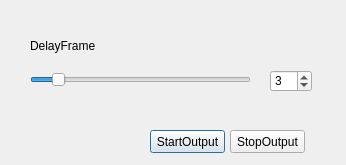
Old version of the form src/virtual-output/virtual_properties.ui in the repository CatxFish/obs-virtual-cam.
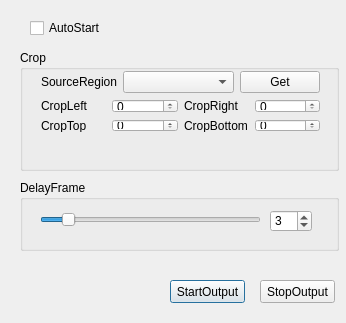
New version of the form.

Commit message: add crop feature

Patch:
```diff
--- a/src/virtual-output/virtual_properties.ui
+++ b/src/virtual-output/virtual_properties.ui
@@ -7,71 +7,17 @@
     <x>0</x>
     <y>0</y>
     <width>346</width>
-    <height>165</height>
+    <height>323</height>
    </rect>
   </property>
   <property name="windowTitle">
    <string>VirtualCam</string>
   </property>
-  <widget class="QSlider" name="horizontalSlider">
-   <property name="geometry">
-    <rect>
-     <x>30</x>
-     <y>70</y>
-     <width>221</width>
-     <height>20</height>
-    </rect>
-   </property>
-   <property name="minimum">
-    <number>0</number>
-   </property>
-   <property name="maximum">
-    <number>30</number>
-   </property>
-   <property name="value">
-    <number>3</number>
-   </property>
-   <property name="orientation">
-    <enum>Qt::Horizontal</enum>
-   </property>
-  </widget>
-  <widget class="QSpinBox" name="spinBox">
-   <property name="geometry">
-    <rect>
-     <x>270</x>
-     <y>70</y>
-     <width>42</width>
-     <height>22</height>
-    </rect>
-   </property>
-   <property name="minimum">
-    <number>0</number>
-   </property>
-   <property name="maximum">
-    <number>30</number>
-   </property>
-   <property name="value">
-    <number>3</number>
-   </property>
-  </widget>
-  <widget class="QLabel" name="label">
-   <property name="geometry">
-    <rect>
-     <x>30</x>
-     <y>30</y>
-     <width>101</width>
-     <height>31</height>
-    </rect>
-   </property>
-   <property name="text">
-    <string>DelayFrame</string>
-   </property>
-  </widget>
   <widget class="QPushButton" name="pushButtonStart">
    <property name="geometry">
     <rect>
-     <x>150</x>
-     <y>130</y>
+     <x>170</x>
+     <y>280</y>
      <width>75</width>
      <height>23</height>
     </rect>
@@ -83,8 +29,8 @@
   <widget class="QPushButton" name="pushButtonStop">
    <property name="geometry">
     <rect>
-     <x>230</x>
-     <y>130</y>
+     <x>260</x>
+     <y>280</y>
      <width>75</width>
      <height>23</height>
     </rect>
@@ -93,6 +39,226 @@
     <string>StopOutput</string>
    </property>
   </widget>
+  <widget class="QCheckBox" name="checkBox_auto">
+   <property name="geometry">
+    <rect>
+     <x>30</x>
+     <y>20</y>
+     <width>319</width>
+     <height>16</height>
+    </rect>
+   </property>
+   <property name="text">
+    <string>AutoStart</string>
+   </property>
+  </widget>
+  <widget class="QGroupBox" name="groupBox_crop">
+   <property name="geometry">
+    <rect>
+     <x>20</x>
+     <y>50</y>
+     <width>319</width>
+     <height>121</height>
+    </rect>
+   </property>
+   <property name="title">
+    <string>Crop</string>
+   </property>
+   <widget class="QWidget" name="layoutWidget">
+    <property name="geometry">
+     <rect>
+      <x>10</x>
+      <y>10</y>
+      <width>301</width>
+      <height>83</height>
+     </rect>
+    </property>
+    <layout class="QVBoxLayout" name="verticalLayout_6">
+     <item>
+      <layout class="QHBoxLayout" name="horizontalLayout_2">
+       <item>
+        <widget class="QLabel" name="label_source">
+         <property name="text">
+          <string>SourceRegion</string>
+         </property>
+        </widget>
+       </item>
+       <item>
+        <widget class="QComboBox" name="comboBox_source">
+         <property name="sizePolicy">
+          <sizepolicy hsizetype="Expanding" vsizetype="Fixed">
+           <horstretch>0</horstretch>
+           <verstretch>0</verstretch>
+          </sizepolicy>
+         </property>
+        </widget>
+       </item>
+       <item>
+        <widget class="QPushButton" name="pushButton_get_region">
+         <property name="text">
+          <string>Get</string>
+         </property>
+        </widget>
+       </item>
+      </layout>
+     </item>
+     <item>
+      <layout class="QHBoxLayout" name="horizontalLayout">
+       <item>
+        <layout class="QVBoxLayout" name="verticalLayout">
+         <item>
+          <widget class="QLabel" name="label_left">
+           <property name="text">
+            <string>CropLeft</string>
+           </property>
+          </widget>
+         </item>
+         <item>
+          <widget class="QLabel" name="label_5">
+           <property name="text">
+            <string>CropTop</string>
+           </property>
+          </widget>
+         </item>
+        </layout>
+       </item>
+       <item>
+        <layout class="QVBoxLayout" name="verticalLayout_2">
+         <item>
+          <widget class="QSpinBox" name="spinBox_left">
+           <property name="minimum">
+            <number>0</number>
+           </property>
+           <property name="maximum">
+            <number>1920</number>
+           </property>
+           <property name="value">
+            <number>0</number>
+           </property>
+          </widget>
+         </item>
+         <item>
+          <widget class="QSpinBox" name="spinBox_top">
+           <property name="minimum">
+            <number>0</number>
+           </property>
+           <property name="maximum">
+            <number>1080</number>
+           </property>
+           <property name="value">
+            <number>0</number>
+           </property>
+          </widget>
+         </item>
+        </layout>
+       </item>
+       <item>
+        <layout class="QVBoxLayout" name="verticalLayout_3">
+         <item>
+          <widget class="QLabel" name="label_right">
+           <property name="text">
+            <string>CropRight</string>
+           </property>
+          </widget>
+         </item>
+         <item>
+          <widget class="QLabel" name="label_bottom">
+           <property name="text">
+            <string>CropBottom</string>
+           </property>
+          </widget>
+         </item>
+        </layout>
+       </item>
+       <item>
+        <layout class="QVBoxLayout" name="verticalLayout_4">
+         <item>
+          <widget class="QSpinBox" name="spinBox_right">
+           <property name="minimum">
+            <number>0</number>
+           </property>
+           <property name="maximum">
+            <number>1920</number>
+           </property>
+           <property name="value">
+            <number>0</number>
+           </property>
+          </widget>
+         </item>
+         <item>
+          <widget class="QSpinBox" name="spinBox_bottom">
+           <property name="minimum">
+            <number>0</number>
+           </property>
+           <property name="maximum">
+            <number>1080</number>
+           </property>
+           <property name="value">
+            <number>0</number>
+           </property>
+          </widget>
+         </item>
+        </layout>
+       </item>
+      </layout>
+     </item>
+    </layout>
+   </widget>
+  </widget>
+  <widget class="QGroupBox" name="groupBox_delay">
+   <property name="geometry">
+    <rect>
+     <x>20</x>
+     <y>180</y>
+     <width>319</width>
+     <height>71</height>
+    </rect>
+   </property>
+   <property name="title">
+    <string>DelayFrame</string>
+   </property>
+   <widget class="QSpinBox" name="spinBox">
+    <property name="geometry">
+     <rect>
+      <x>250</x>
+      <y>30</y>
+      <width>42</width>
+      <height>22</height>
+     </rect>
+    </property>
+    <property name="minimum">
+     <number>0</number>
+    </property>
+    <property name="maximum">
+     <number>30</number>
+    </property>
+    <property name="value">
+     <number>3</number>
+    </property>
+   </widget>
+   <widget class="QSlider" name="horizontalSlider">
+    <property name="geometry">
+     <rect>
+      <x>20</x>
+      <y>30</y>
+      <width>221</width>
+      <height>20</height>
+     </rect>
+    </property>
+    <property name="minimum">
+     <number>0</number>
+    </property>
+    <property name="maximum">
+     <number>30</number>
+    </property>
+    <property name="value">
+     <number>3</number>
+    </property>
+    <property name="orientation">
+     <enum>Qt::Horizontal</enum>
+    </property>
+   </widget>
+  </widget>
  </widget>
  <layoutdefault spacing="6" margin="11"/>
  <resources/>
```
The commit also changes 18 other files.
